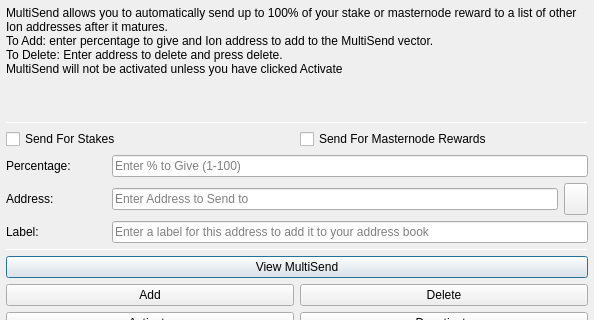
This is src/qt/forms/multisenddialog.ui in ioncoincore/ion-archived as Qt 5 draws it before an edit; both pictures show x 0 to 594 and y 0 to 320 of the 594 by 526 pixel window. The edited form follows.
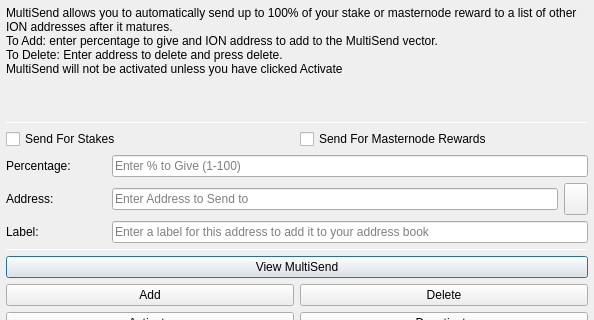
This is the edited form. Icons and pictures are not drawn.

```diff
--- a/src/qt/forms/multisenddialog.ui
+++ b/src/qt/forms/multisenddialog.ui
@@ -37,8 +37,8 @@
         <number>1</number>
        </property>
        <property name="text">
-        <string>MultiSend allows you to automatically send up to 100% of your stake or masternode reward to a list of other Ion addresses after it matures.
-To Add: enter percentage to give and Ion address to add to the MultiSend vector.
+        <string>MultiSend allows you to automatically send up to 100% of your stake or masternode reward to a list of other ION addresses after it matures.
+To Add: enter percentage to give and ION address to add to the MultiSend vector.
 To Delete: Enter address to delete and press delete.
 MultiSend will not be activated unless you have clicked Activate</string>
        </property>
```
